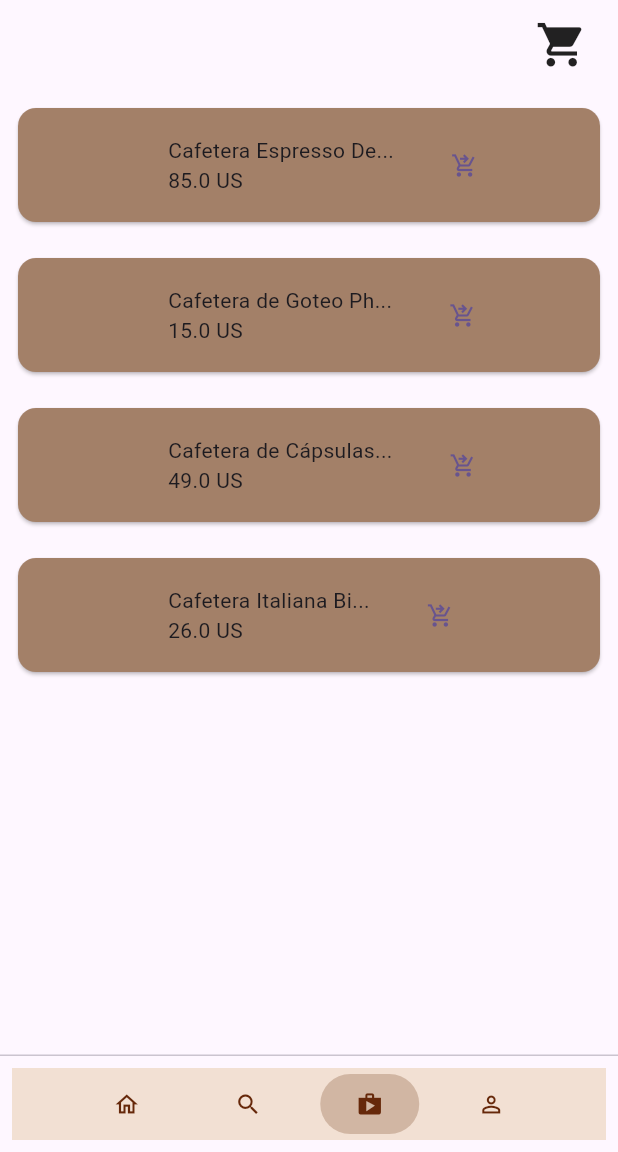
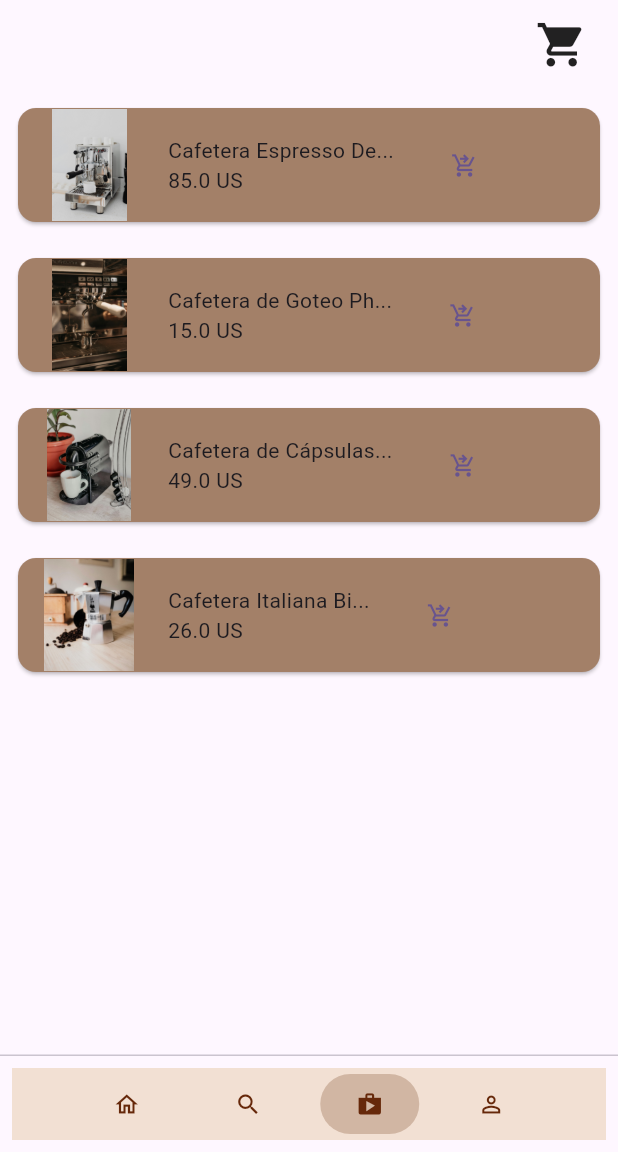
Before and after one commit to YhDiaz/CentralPerk, a Flutter app: the ShopPage screen opened directly, on a phone screen of 412 x 824 dp, the part 84-1236 px from its top. Run offline on Flutter 3.47's test engine with Material 3 defaults, Android fonts, the phone set to English and light mode, and no system bars; our stand-ins replace easy_splash_screen.

Commit message:
Add image to products

```diff
--- a/lib/pages/page_shop.dart
+++ b/lib/pages/page_shop.dart
@@ -7,7 +7,7 @@ import 'package:flutter/material.dart';
 List<Product> products = [
   Product(
     name: 'Cafetera Espresso DeLonghi Dedica EC685',
-    image: '',
+    image: 'assets/icons/icon_cafetera_espresso_delonghi_dedica_ec685.jpg',
     price: 85,
     salesperson: UserManager.users[3],
     stock: 24,
@@ -18,7 +18,7 @@ List<Product> products = [
   ),
   Product(
     name: 'Cafetera de Goteo Philips HD7435/20',
-    image: '',
+    image: 'assets/icons/icon_cafetera_de_goteo_philips_hd7435_20.jpg',
     price: 15,
     salesperson: UserManager.users[5],
     stock: 58,
@@ -29,7 +29,7 @@ List<Product> products = [
   ),
   Product(
     name: 'Cafetera de Cápsulas Nespresso Inissia',
-    image: '',
+    image: 'assets/icons/icon_cafetera_de_cápsulas_nespresso_inissia.jpg',
     price: 49,
     salesperson: UserManager.users[2],
     stock: 3,
@@ -40,7 +40,7 @@ List<Product> products = [
   ),
   Product(
     name: 'Cafetera Italiana Bialetti Moka Express',
-    image: '',
+    image: 'assets/icons/icon_cafetera_italiana_bialetti_moka_express.jpg',
     price: 26,
     salesperson: UserManager.users[2],
     stock: 1,
@@ -51,7 +51,7 @@ List<Product> products = [
   ),
   Product(
     name: 'Molino de Café Krups GVX242',
-    image: '',
+    image: 'assets/icons/icon_molino_de_café_krups_gvx242.jpg',
     price: 194,
     salesperson: UserManager.users[1],
     stock: 16,
@@ -183,10 +183,13 @@ class _ShopPageState extends State<ShopPage> {
       child: Row(
         children: [
           const Padding(padding: EdgeInsets.all(5)),
-          const SizedBox( // Product image.
+          SizedBox( // Product image.
             height: 75,
             width: 75,
-            // child: Image.asset(''),
+            child:
+              (products[index].image != '') ?
+                Image.asset(products[index].image) :
+                const Text(''),
           ),
           const SizedBox(width: 15,), // Space between recipe image and info.
           Column( // Info: recipe name and publish date.
```
